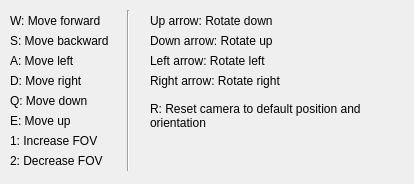
This is assignment_package/forms/cameracontrolshelp.ui in mialana/mini-maya as Qt 5 draws it before an edit. The edited form follows.
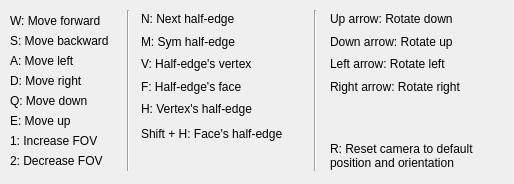
This is the edited form.

```diff
--- a/assignment_package/forms/cameracontrolshelp.ui
+++ b/assignment_package/forms/cameracontrolshelp.ui
@@ -6,7 +6,7 @@
    <rect>
     <x>0</x>
     <y>0</y>
-    <width>414</width>
+    <width>514</width>
     <height>184</height>
    </rect>
   </property>
@@ -80,10 +80,10 @@
   <widget class="QLabel" name="label_5">
    <property name="geometry">
     <rect>
-     <x>150</x>
-     <y>30</y>
-     <width>141</width>
-     <height>21</height>
+     <x>330</x>
+     <y>34</y>
+     <width>170</width>
+     <height>16</height>
     </rect>
    </property>
    <property name="text">
@@ -96,10 +96,10 @@
   <widget class="QLabel" name="label_6">
    <property name="geometry">
     <rect>
-     <x>150</x>
-     <y>10</y>
-     <width>151</width>
-     <height>21</height>
+     <x>330</x>
+     <y>11</y>
+     <width>170</width>
+     <height>16</height>
     </rect>
    </property>
    <property name="text">
@@ -112,10 +112,10 @@
   <widget class="QLabel" name="label_7">
    <property name="geometry">
     <rect>
-     <x>150</x>
-     <y>70</y>
-     <width>151</width>
-     <height>21</height>
+     <x>330</x>
+     <y>79</y>
+     <width>170</width>
+     <height>16</height>
     </rect>
    </property>
    <property name="text">
@@ -128,10 +128,10 @@
   <widget class="QLabel" name="label_8">
    <property name="geometry">
     <rect>
-     <x>150</x>
-     <y>50</y>
-     <width>131</width>
-     <height>21</height>
+     <x>330</x>
+     <y>56</y>
+     <width>170</width>
+     <height>16</height>
     </rect>
    </property>
    <property name="text">
@@ -221,9 +221,9 @@
   <widget class="QLabel" name="label_11">
    <property name="geometry">
     <rect>
-     <x>150</x>
-     <y>100</y>
-     <width>251</width>
+     <x>330</x>
+     <y>140</y>
+     <width>161</width>
      <height>31</height>
     </rect>
    </property>
@@ -237,6 +237,97 @@
     <bool>true</bool>
    </property>
   </widget>
+  <widget class="QLabel" name="label_12">
+   <property name="geometry">
+    <rect>
+     <x>141</x>
+     <y>11</y>
+     <width>171</width>
+     <height>16</height>
+    </rect>
+   </property>
+   <property name="text">
+    <string>N: Next half-edge</string>
+   </property>
+  </widget>
+  <widget class="QLabel" name="label_15">
+   <property name="geometry">
+    <rect>
+     <x>141</x>
+     <y>34</y>
+     <width>171</width>
+     <height>16</height>
+    </rect>
+   </property>
+   <property name="text">
+    <string>M: Sym half-edge</string>
+   </property>
+  </widget>
+  <widget class="QLabel" name="label_16">
+   <property name="geometry">
+    <rect>
+     <x>141</x>
+     <y>56</y>
+     <width>171</width>
+     <height>16</height>
+    </rect>
+   </property>
+   <property name="text">
+    <string>V: Half-edge's vertex</string>
+   </property>
+  </widget>
+  <widget class="QLabel" name="label_17">
+   <property name="geometry">
+    <rect>
+     <x>141</x>
+     <y>79</y>
+     <width>171</width>
+     <height>16</height>
+    </rect>
+   </property>
+   <property name="text">
+    <string>F: Half-edge's face</string>
+   </property>
+  </widget>
+  <widget class="QLabel" name="label_18">
+   <property name="geometry">
+    <rect>
+     <x>141</x>
+     <y>101</y>
+     <width>171</width>
+     <height>16</height>
+    </rect>
+   </property>
+   <property name="text">
+    <string>H: Vertex's half-edge</string>
+   </property>
+  </widget>
+  <widget class="QLabel" name="label_19">
+   <property name="geometry">
+    <rect>
+     <x>141</x>
+     <y>126</y>
+     <width>171</width>
+     <height>16</height>
+    </rect>
+   </property>
+   <property name="text">
+    <string>Shift + H: Face's half-edge</string>
+   </property>
+  </widget>
+  <widget class="Line" name="line_2">
+   <property name="geometry">
+    <rect>
+     <x>300</x>
+     <y>10</y>
+     <width>31</width>
+     <height>161</height>
+    </rect>
+   </property>
+   <property name="orientation">
+    <enum>Qt::Vertical</enum>
+   </property>
+  </widget>
  </widget>
  <resources/>
  <connections/>
```
